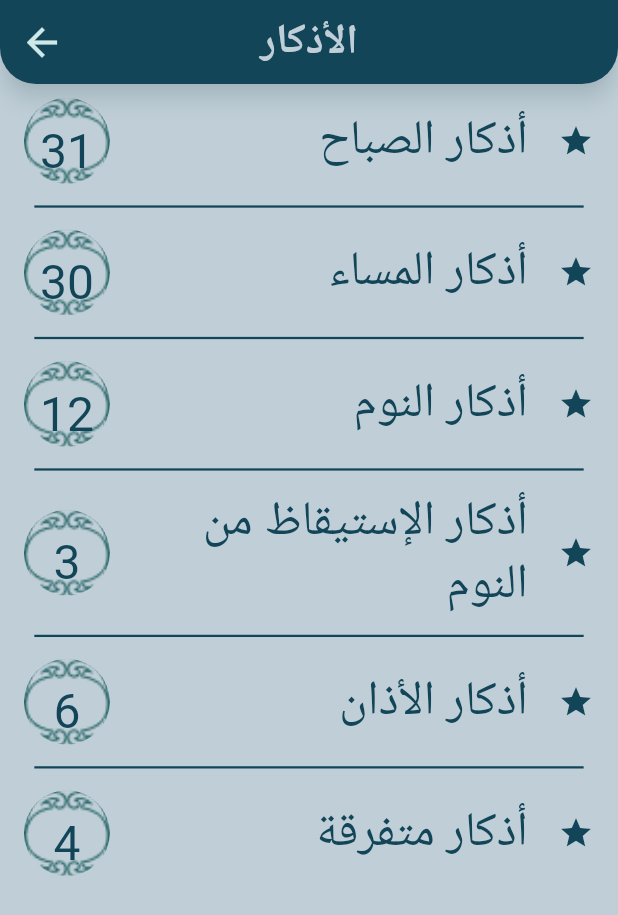
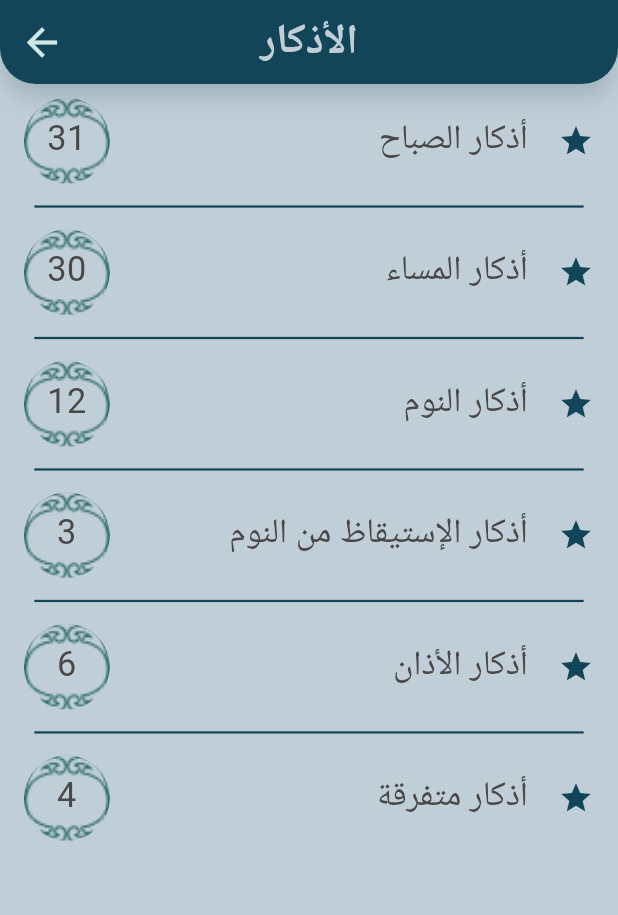
Before and after one commit to helkayal/nasaem_aliman, a Flutter app: the AzkarScreen screen opened directly, on a phone screen of 412 x 824 dp. Shown: the top 915 px of the screen. Run offline on Flutter 3.47's test engine with Material 3 defaults, Android fonts, the light colour scheme and no system bars; our stand-ins replace flutter_bloc, flutter_screenutil, get_it, google_fonts, shared_preferences; missing offline and left inert: flutter_islamic_icons; accounts and stored records are empty; Roboto replaces fonts that are missing (Amiri, Cairo).

Commit message:
azkar tab

```diff
--- a/lib/features/azkar/presentatios/widgets/azkar_list.dart
+++ b/lib/features/azkar/presentatios/widgets/azkar_list.dart
@@ -20,7 +20,7 @@ class AzkarList extends StatelessWidget {
           child: Text(
             zekr.text,
             textAlign: TextAlign.right,
-            style: Theme.of(context).textTheme.titleLarge!.copyWith(height: 2),
+            style: Theme.of(context).textTheme.titleMedium!.copyWith(height: 2),
           ),
         );
       },
--- a/lib/features/azkar/presentatios/widgets/azkar_row.dart
+++ b/lib/features/azkar/presentatios/widgets/azkar_row.dart
@@ -26,18 +26,18 @@ class AzkarRow extends StatelessWidget {
               shape: BoxShape.circle,
             ),
             child: Padding(
-              padding: EdgeInsets.only(top: 14.h),
+              padding: EdgeInsets.only(top: 10.h),
               child: Text(
                 category.azkar.length.toString(),
                 textAlign: TextAlign.center,
-                style: Theme.of(context).textTheme.titleLarge,
+                style: Theme.of(context).textTheme.bodyMedium,
               ),
             ),
           ),
           Expanded(
             child: Text(
               category.category,
-              style: Theme.of(context).textTheme.titleLarge,
+              style: Theme.of(context).textTheme.bodyMedium,
               textAlign: TextAlign.right,
             ),
           ),
```
Also changed, not shown: lib/features/azkar/presentatios/widgets/repeatable_azkar_list.dart (+85 -18 lines).
